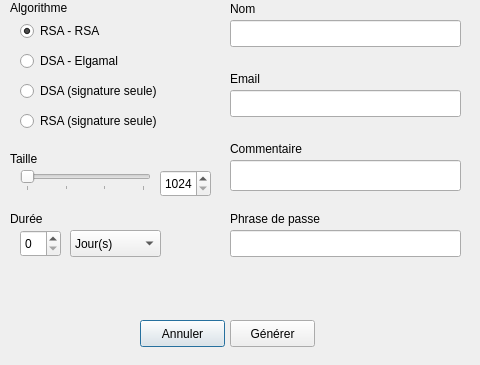
Above: GuiPG/src/View/keycreation.ui from Diakakodo/GuiPG before the change. Below: the same form after it.
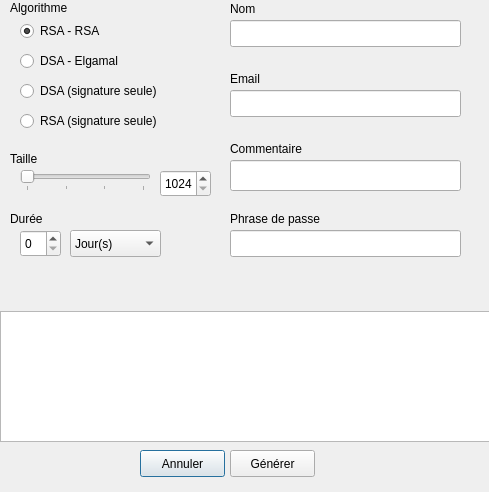
That is the form after the change.

Commit message: Modification de la création de clé, permettant d'arréter proprement une génération de clé en cour (grace au bouton annuler) Ainsi qu'une boite de dialogue affichant les information envoyé par gpg en temps réel. (permet d'avoir une idée sur l'entropie lors de la génération d'une clé)

Diff of the .ui file:
```diff
--- a/GuiPG/src/View/keycreation.ui
+++ b/GuiPG/src/View/keycreation.ui
@@ -6,8 +6,8 @@
    <rect>
     <x>0</x>
     <y>0</y>
-    <width>480</width>
-    <height>365</height>
+    <width>489</width>
+    <height>492</height>
    </rect>
   </property>
   <property name="windowTitle">
@@ -285,10 +285,10 @@
   <widget class="QLabel" name="label_5">
    <property name="geometry">
     <rect>
-     <x>150</x>
+     <x>20</x>
      <y>260</y>
-     <width>311</width>
-     <height>61</height>
+     <width>441</width>
+     <height>41</height>
     </rect>
    </property>
    <property name="palette">
@@ -714,7 +714,7 @@
    <property name="geometry">
     <rect>
      <x>140</x>
-     <y>320</y>
+     <y>450</y>
      <width>85</width>
      <height>27</height>
     </rect>
@@ -727,7 +727,7 @@
    <property name="geometry">
     <rect>
      <x>230</x>
-     <y>320</y>
+     <y>450</y>
      <width>85</width>
      <height>27</height>
     </rect>
@@ -772,6 +772,28 @@
     <enum>QLineEdit::Password</enum>
    </property>
   </widget>
+  <widget class="QWidget" name="verticalLayoutWidget">
+   <property name="geometry">
+    <rect>
+     <x>0</x>
+     <y>311</y>
+     <width>491</width>
+     <height>131</height>
+    </rect>
+   </property>
+   <layout class="QVBoxLayout" name="verticalLayout">
+    <item>
+     <widget class="QTextBrowser" name="dataBrowser">
+      <property name="autoFillBackground">
+       <bool>false</bool>
+      </property>
+      <property name="sizeAdjustPolicy">
+       <enum>QAbstractScrollArea::AdjustToContents</enum>
+      </property>
+     </widget>
+    </item>
+   </layout>
+  </widget>
  </widget>
  <resources/>
  <connections/>
```
The commit also changes 2 other files.
